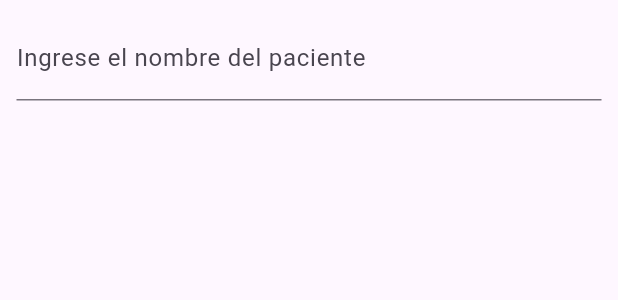
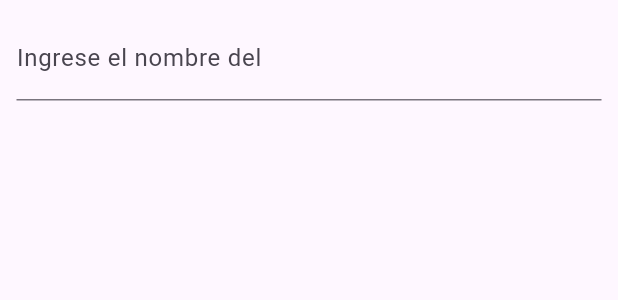
Before and after one commit to Brashan7u7/ConsultorioApp, a Flutter app: the AddPatientForm widget shown alone on an empty page, opened directly with empty values, on a phone screen of 412 x 824 dp. Shown: the top 300 px of the screen. Run offline on Flutter 3.47's test engine with Material 3 defaults, Android fonts, the phone set to English and light mode, and no system bars; our stand-ins replace flutter_switch, hexcolor, shared_preferences, syncfusion_flutter_calendar, timezone; missing offline and left inert: postgres; accounts and stored records are empty.

```diff
--- a/lib/database/database.dart
+++ b/lib/database/database.dart
@@ -12,7 +12,7 @@ class DatabaseManager {
     tz.setLocalLocation(tz.getLocation('America/Mexico_City'));
     return await Connection.open(
       Endpoint(
-        host: '127.0.0.1',
+        host: '192.168.1.182',
         //host: '192.168.1.181',
         port: 5432,
         database: 'medicalmanik',
--- a/lib/pages/cita_rapida_content.dart
+++ b/lib/pages/cita_rapida_content.dart
@@ -37,6 +37,7 @@ class _CitaRapidaContentState extends State<CitaRapidaContent> {
   Doctor? selectedDoctor;
 
   int pacienteId = 0;
+  String nombres = "paciente";
 
   void _saveCitaInmediata(BuildContext context) async {
     if (_formKey.currentState!.validate()) {
@@ -169,6 +170,7 @@ class _CitaRapidaContentState extends State<CitaRapidaContent> {
                       });
                     },
                     consultorioId: widget.consultorioId!,
+                    nombres: nombres,
                   ),
                   // Lista de sugerencias de pacientes
                   if (suggestedPatients.isNotEmpty)
--- a/lib/pages/cita_select_content.dart
+++ b/lib/pages/cita_select_content.dart
@@ -45,6 +45,7 @@ class _CitaSelectContentState extends State<CitaSelectContent> {
   Paciente? selectedPaciente;
 
   int pacienteId = 0;
+  String nombres = 'paciente';
 
   @override
   void initState() {
@@ -103,7 +104,7 @@ class _CitaSelectContentState extends State<CitaSelectContent> {
                 child: Column(
                   crossAxisAlignment: CrossAxisAlignment.stretch,
                   children: [
-                   AddPatientForm(
+                    AddPatientForm(
                       onPatientAdded: (Map<String, dynamic> patient) {
                         setState(() {
                           nameController.text = patient['nombre'];
@@ -111,6 +112,7 @@ class _CitaSelectContentState extends State<CitaSelectContent> {
                         });
                       },
                       consultorioId: widget.consultorioId!,
+                      nombres: nombres,
                     ),
                     if (usuario_cuenta_id == 3 && usuario_rol != 'MED')
                       Container(
@@ -157,7 +159,6 @@ class _CitaSelectContentState extends State<CitaSelectContent> {
                       decoration: const InputDecoration(labelText: 'Hora'),
                     ),
                     const IntervalDropdownSelector(),
-
 
                     const SizedBox(height: 20.0),
                     if (sis) ...[
--- a/lib/widgets/AddPatientForm.dart
+++ b/lib/widgets/AddPatientForm.dart
@@ -6,9 +6,13 @@ import 'package:calendario_manik/database/database.dart';
 class AddPatientForm extends StatefulWidget {
   final Function(Map<String, dynamic>) onPatientAdded;
   final int consultorioId;
+  final String nombres;
 
   const AddPatientForm(
-      {super.key, required this.onPatientAdded, required this.consultorioId});
+      {super.key,
+      required this.onPatientAdded,
+      required this.consultorioId,
+      required this.nombres});
 
   @override
   _AddPatientFormState createState() => _AddPatientFormState();
@@ -77,8 +81,8 @@ class _AddPatientFormState extends State<AddPatientForm> {
                     padding: const EdgeInsets.all(10.0),
                     child: TextFormField(
                       controller: nameController,
-                      decoration: const InputDecoration(
-                        labelText: 'Ingrese el nombre del paciente',
+                      decoration: InputDecoration(
+                        labelText: 'Ingrese el nombre del ${widget.nombres}',
                       ),
                       validator: (value) {
                         if (value == null || value.isEmpty) {
```
Also changed, not shown: lib/pages/cita_programada_content.dart (+10 -30 lines). Lines whose indentation alone changed are shown as unchanged.
